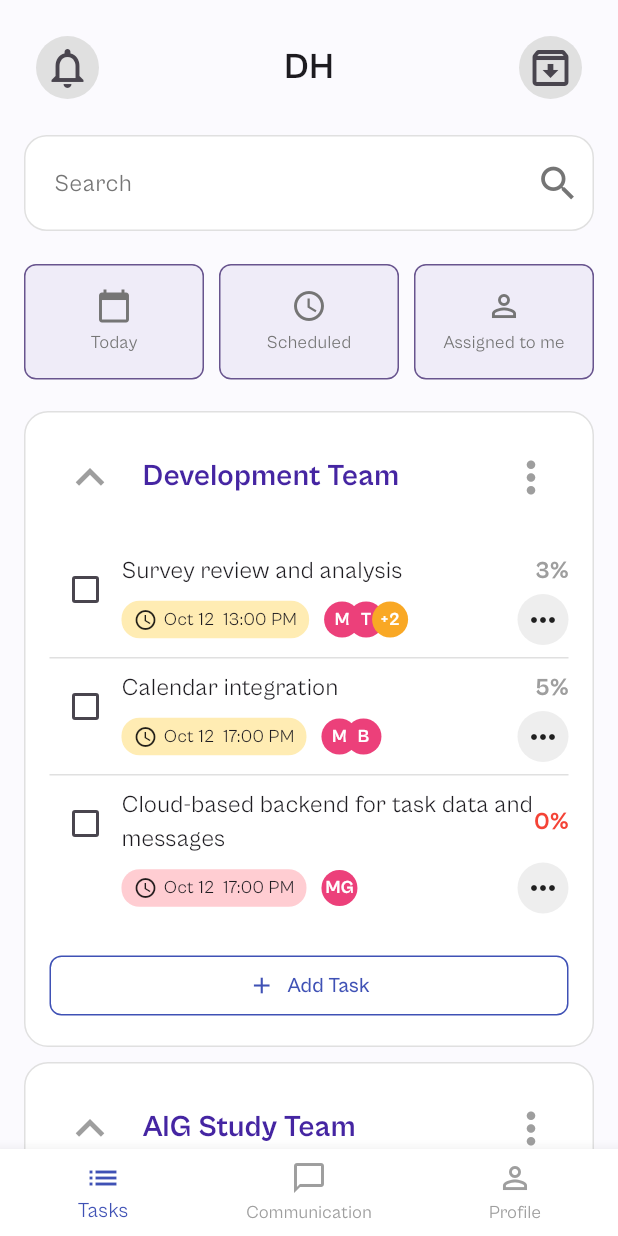
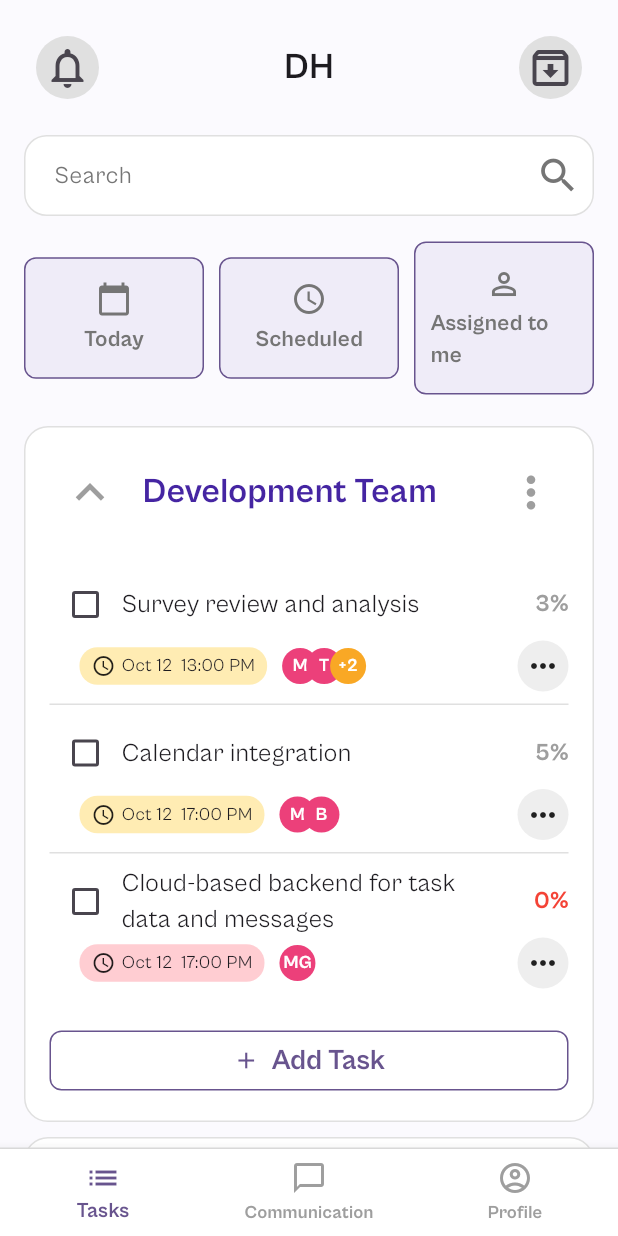
Before and after one commit to getch04/task_app, a Flutter app: the screen it shows after launch, on a phone screen of 412 x 824 dp. Run offline on Flutter 3.47's test engine with Material 3 defaults, Android fonts, the phone set to English and light mode, and no system bars; our stand-ins replace flutter_riverpod.

Commit message:
fix: update team section colors for collapsed state

```diff
--- a/lib/features/task_management/presentation/screens/task_home_page.dart
+++ b/lib/features/task_management/presentation/screens/task_home_page.dart
@@ -53,6 +53,7 @@ class _TaskListScreenState extends State<TaskListScreen> {
   Widget build(BuildContext context) {
     return Scaffold(
       body: SafeArea(
+        bottom: false,
         child: Column(
           children: [
             _buildHeader(),
@@ -122,7 +123,7 @@ class _TaskListScreenState extends State<TaskListScreen> {
         horizontal: 16.0,
       ),
       child: SizedBox(
-        height: 70,
+        height: 55,
         child: TextField(
           decoration: InputDecoration(
             hintText: 'Search',
@@ -146,7 +147,7 @@ class _TaskListScreenState extends State<TaskListScreen> {
             filled: true,
             fillColor: Colors.white,
             contentPadding:
-                const EdgeInsets.symmetric(horizontal: 16, vertical: 20),
+                const EdgeInsets.symmetric(horizontal: 16, vertical: 15),
           ),
         ),
       ),
@@ -190,7 +191,8 @@ class _TaskListScreenState extends State<TaskListScreen> {
               label,
               style: TextStyle(
                 color: Colors.grey[600],
-                fontSize: 12,
+                fontSize: 15,
+                fontWeight: FontWeight.bold,
               ),
             ),
           ],
@@ -243,7 +245,8 @@ class _TaskListScreenState extends State<TaskListScreen> {
                                   ? Icons.expand_less
                                   : Icons.expand_more,
                               size: 38,
-                              color: Colors.grey[500],
+                              color:
+                                  isExpanded ? Colors.grey[500] : Colors.black,
                             ),
                             onPressed: () {
                               setState(() {
@@ -254,10 +257,12 @@ class _TaskListScreenState extends State<TaskListScreen> {
                           const SizedBox(width: 8),
                           Text(
                             title,
-                            style: const TextStyle(
-                              fontSize: 20,
+                            style: TextStyle(
+                              fontSize: 23,
                               fontWeight: FontWeight.bold,
-                              color: Color(0xFF4525A2),
+                              color: isExpanded
+                                  ? const Color(0xFF4525A2)
+                                  : Colors.black,
                             ),
                           ),
                         ],
@@ -266,7 +271,7 @@ class _TaskListScreenState extends State<TaskListScreen> {
                         icon: Icon(
                           Icons.more_vert,
                           size: 34,
-                          color: Colors.grey[500],
+                          color: isExpanded ? Colors.grey[500] : Colors.black,
                         ),
                         onPressed: () {},
                       ),
@@ -309,11 +314,6 @@ class _TaskListScreenState extends State<TaskListScreen> {
       child: Row(
         crossAxisAlignment: CrossAxisAlignment.start,
         children: [
-          Checkbox(
-            value: task.progress == 100,
-            onChanged: (bool? value) {},
-            checkColor: Colors.grey[200],
-          ),
           Expanded(
             child: Column(
               crossAxisAlignment: CrossAxisAlignment.start,
@@ -322,11 +322,30 @@ class _TaskListScreenState extends State<TaskListScreen> {
                   mainAxisAlignment: MainAxisAlignment.spaceBetween,
                   children: [
                     Expanded(
+                      child: Row(
+                        children: [
+                          Checkbox(
+                            value: task.progress == 100,
+                            onChanged: (bool? value) {},
+                            checkColor: Colors.grey[200],
+                            overlayColor:
+                                WidgetStateProperty.all(Colors.grey[200]),
+                            hoverColor: Colors.grey[200],
+                            visualDensity:
+                                VisualDensity.adaptivePlatformDensity,
+                            focusColor: Colors.grey[200],
+                            activeColor: Colors.grey[200],
+                          ),
+                          Expanded(
                             child: Text(
                               task.title,
-                        style: const TextStyle(fontSize: 16),
+                              style: const TextStyle(fontSize: 17),
                             ),
                           ),
+                        ],
+                      ),
+                    ),
+                    const SizedBox(width: 50),
                     Text(
                       '${task.progress.toInt()}%',
                       style: TextStyle(
@@ -337,10 +356,10 @@ class _TaskListScreenState extends State<TaskListScreen> {
                     ),
                   ],
                 ),
-                const SizedBox(height: 4),
                 Row(
                   mainAxisAlignment: MainAxisAlignment.spaceBetween,
                   children: [
+                    const SizedBox(width: 20),
                     Container(
                       padding: const EdgeInsets.symmetric(
                         horizontal: 8,
@@ -449,16 +468,22 @@ class _TaskListScreenState extends State<TaskListScreen> {
           shape: RoundedRectangleBorder(
             borderRadius: BorderRadius.circular(8),
           ),
-          side: const BorderSide(color: Colors.indigo),
+          side: BorderSide(color: Theme.of(context).primaryColor),
         ),
-        child: const Row(
+        child: Row(
           mainAxisAlignment: MainAxisAlignment.center,
           children: [
-            Icon(Icons.add, color: Colors.indigo),
-            SizedBox(width: 8),
+            Icon(
+              Icons.add,
+              color: Theme.of(context).primaryColor,
+            ),
+            const SizedBox(width: 8),
             Text(
               'Add Task',
-              style: TextStyle(color: Colors.indigo),
+              style: TextStyle(
+                  color: Theme.of(context).primaryColor,
+                  fontSize: 19,
+                  fontWeight: FontWeight.bold),
             ),
           ],
         ),
@@ -467,8 +492,20 @@ class _TaskListScreenState extends State<TaskListScreen> {
   }
 
   Widget _buildBottomNavigation() {
-    return BottomNavigationBar(
-      selectedItemColor: Colors.indigo,
+    return Container(
+      decoration: BoxDecoration(
+        border: Border(top: BorderSide(color: Colors.grey[300]!)),
+      ),
+      child: BottomNavigationBar(
+        selectedItemColor: Theme.of(context).primaryColor,
+        selectedLabelStyle: TextStyle(
+          color: Theme.of(context).primaryColor,
+          fontWeight: FontWeight.bold,
+        ),
+        unselectedLabelStyle: const TextStyle(
+          color: Colors.grey,
+          fontWeight: FontWeight.bold,
+        ),
         unselectedItemColor: Colors.grey,
         currentIndex: 0,
         backgroundColor: Colors.white,
@@ -482,10 +519,11 @@ class _TaskListScreenState extends State<TaskListScreen> {
             label: 'Communication',
           ),
           BottomNavigationBarItem(
-          icon: Icon(Icons.person_outline),
+            icon: Icon(Icons.account_circle_outlined),
             label: 'Profile',
           ),
         ],
+      ),
     );
   }
 
```
Lines whose indentation alone changed are shown as unchanged.
